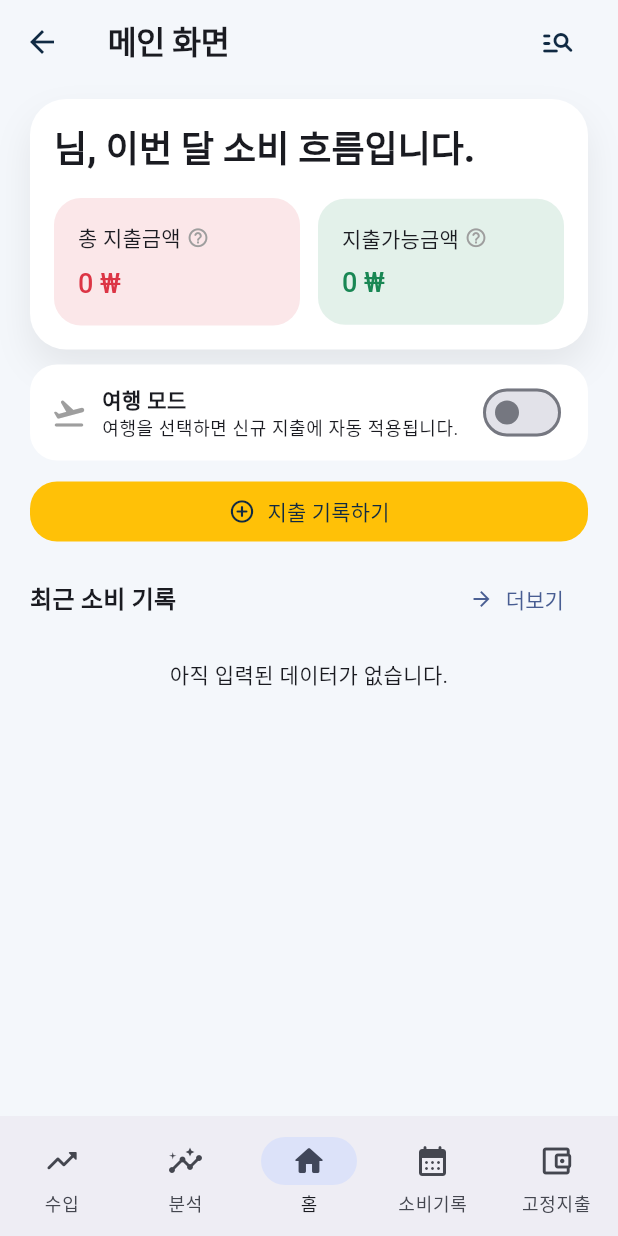
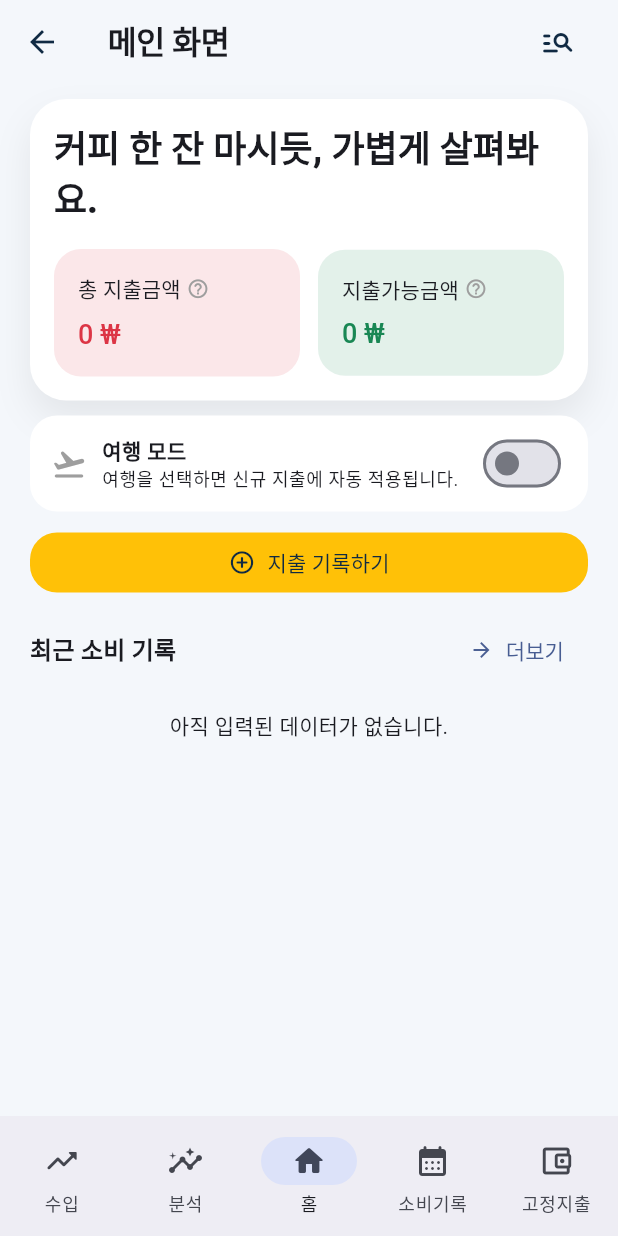
Before and after one commit to hckang17/household_ledger, a Flutter app: the MainShellPage screen opened by its route, on a phone screen of 412 x 824 dp. Run offline on Flutter 3.47's test engine with Material 3 defaults, Android fonts, the phone set to English and light mode, and no system bars; drawn by our look-alikes of showcaseview; our stand-ins replace fl_chart, flutter_local_notifications, flutter_riverpod, flutter_timezone, google_mobile_ads, logger and 6 more; missing offline and left inert: file_selector; accounts and stored records are empty.

Commit message:
FEAT:Animation

```diff
--- a/assets/language_data/ko.json
+++ b/assets/language_data/ko.json
@@ -26,6 +26,16 @@
   "onboardingTitle": "생활비 흐름을 한 화면에서 관리하세요",
   "onboardingSubtitle": "초기 설정을 마치면 소비 기록, 고정지출, 월별 분석을 바로 시작할 수 있습니다.",
   "homepageGreeting": "{name}님, 이번 달 소비 흐름입니다.",
+  "homeGreeting1": "{name}님, 이번 달은 어디에 마음을 쓰셨나요?",
+  "homeGreeting2": "{name}님, 오늘도 가계부 잠깐 펼쳐볼까요?",
+  "homeGreeting3": "이번 달 이야기, {name}님과 같이 들여다볼게요.",
+  "homeGreeting4": "{name}님, 차곡차곡 쌓인 일상을 만나볼까요?",
+  "homeGreeting5": "오늘은 어떤 하루였나요, {name}님?",
+  "homeGreeting6": "{name}님, 이번 달 소비를 살짝 돌아볼까요?",
+  "homeGreeting7": "커피 한 잔 마시듯, 가볍게 살펴봐요.",
+  "homeGreeting8": "{name}님, 숫자 속에 담긴 일상이 궁금해요.",
+  "homeGreeting9": "하나씩 적다 보면, 나만의 생활이 보여요.",
+  "homeGreeting10": "{name}님, 오늘도 우리 천천히 정리해 봐요.",
   "startSetup": "초기 설정 시작",
   "continueApp": "앱 시작하기",
   "setupTitle": "초기 설정",
--- a/lib/presenter/pages/expense_page/home_page.dart
+++ b/lib/presenter/pages/expense_page/home_page.dart
@@ -13,6 +13,7 @@ import 'package:household_ledger/model/trip.dart';
 import 'package:household_ledger/presenter/widgets/common/bootstrap_style/bootstrap_widgets.dart';
 import 'package:household_ledger/presenter/extensions/currency_extension.dart';
 import 'package:household_ledger/presenter/widgets/home_page/comparison_card.dart';
+import 'package:household_ledger/presenter/widgets/home_page/home_greeting.dart';
 import 'package:household_ledger/presenter/widgets/common/expense_editor_sheet.dart';
 import 'package:household_ledger/presenter/widgets/common/ledger_dialogs.dart';
 import 'package:household_ledger/presenter/widgets/common/travel_mode_control.dart';
@@ -147,12 +148,6 @@ class _HomePageState extends ConsumerState<HomePage> {
     final remainingBudget = ledger == null
         ? 0
         : monthlyBudget - monthlyExpense - monthlyFixedExpense;
-    final greeting = ledger == null
-        ? ''
-        : (strings['homepageGreeting'] ?? '{name}').replaceAll(
-            '{name}',
-            ledger.userProfile.name,
-          );
 
     final recentExpensesAsync = ref.watch(monthlyExpensesProvider(month));
     final currency = strings['currencyUnit'] ?? '';
@@ -195,10 +190,9 @@ class _HomePageState extends ConsumerState<HomePage> {
                 child: Column(
                   crossAxisAlignment: CrossAxisAlignment.start,
                   children: <Widget>[
-                    Text(
-                      greeting,
-                      style: Theme.of(context).textTheme.headlineSmall
-                          ?.copyWith(fontWeight: FontWeight.w800),
+                    HomeGreeting(
+                      name: ledger?.userProfile.name,
+                      strings: strings,
                     ),
                     const SizedBox(height: 16),
                     Row(
--- /dev/null
+++ b/lib/presenter/widgets/home_page/home_greeting.dart
@@ -0,0 +1,42 @@
+import 'dart:math';
+
+import 'package:flutter/material.dart';
+import 'package:household_ledger/presenter/widgets/common/typewriter_text.dart';
+
+/// Holds one greeting for the lifetime of the home tab, including data refreshes.
+class HomeGreeting extends StatefulWidget {
+  const HomeGreeting({required this.name, required this.strings, super.key});
+
+  final String? name;
+  final Map<String, String> strings;
+
+  @override
+  State<HomeGreeting> createState() => _HomeGreetingState();
+}
+
+class _HomeGreetingState extends State<HomeGreeting> {
+  final int _index = Random().nextInt(10) + 1;
+  String? _text;
+
+  @override
+  Widget build(BuildContext context) {
+    // Do not consume the one-shot animation before profile and locale load.
+    final template = widget.strings['homeGreeting$_index'];
+    if (widget.name != null && template != null) {
+      final name = widget.name!.trim();
+      _text = name.isEmpty
+          ? widget.strings['homeGreeting7']
+          : template.replaceAll('{name}', name);
+    }
+    if (_text == null) return const SizedBox(height: 32);
+    return TypewriterText(
+      text: _text!,
+      animate: true,
+      slowEnding: true,
+      header: true,
+      style: Theme.of(
+        context,
+      ).textTheme.headlineSmall?.copyWith(fontWeight: FontWeight.w800),
+    );
+  }
+}
```
Also changed, not shown: assets/language_data/jp.json (+10 -0 lines), lib/presenter/widgets/common/typewriter_text.dart (+19 -2 lines), 3 other files.
